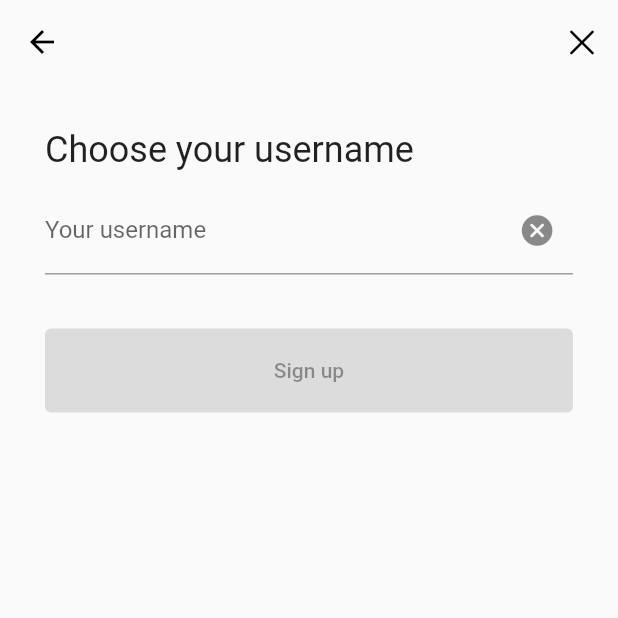
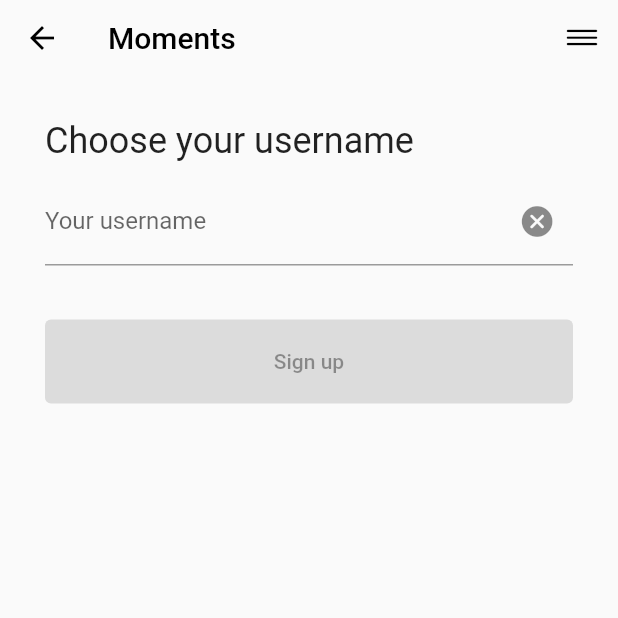
Before and after one commit to williazz/moments, a Flutter app: the UsernameScreen screen opened directly with empty values, on a phone screen of 412 x 824 dp, the top half of it. Run offline on Flutter 3.47's test engine with Material 2 defaults, Android fonts, the phone set to English and light mode, and no system bars; our stand-ins replace auto_route, cloud_firestore, firebase_auth, firebase_core, firebase_dynamic_links, get_it and 3 more; missing offline and left inert: dcache, flutterfire_ui, open_mail_app; accounts and stored records are empty; statements that could not run were skipped.

Commit message:
Provides option to quit during registration

```diff
--- a/lib/views/register/username.dart
+++ b/lib/views/register/username.dart
@@ -2,6 +2,7 @@ import 'dart:async';
 import 'package:flutter/cupertino.dart';
 import 'package:flutter/material.dart';
 import 'package:get_it/get_it.dart';
+import 'package:moments/components/appbar.dart';
 import 'package:moments/router/router.gr.dart';
 import 'package:moments/services/register.dart';
 import 'package:moments/util/show_alert_dialog.dart';
@@ -61,14 +62,7 @@ class _UsernameScreenState extends State<UsernameScreen> {
     final theme = Theme.of(context);
     final textTheme = theme.textTheme;
     return Scaffold(
-      appBar: AppBar(
-        backgroundColor: theme.scaffoldBackgroundColor,
-        foregroundColor: theme.colorScheme.onSurface,
-        shadowColor: Colors.transparent,
-        actions: [
-          IconButton(onPressed: () {}, icon: const Icon(CupertinoIcons.clear))
-        ],
-      ),
+      appBar: const CustomAppBar(),
       body: SafeArea(
         child: Padding(
           padding: const EdgeInsets.all(3 * gap),
```
